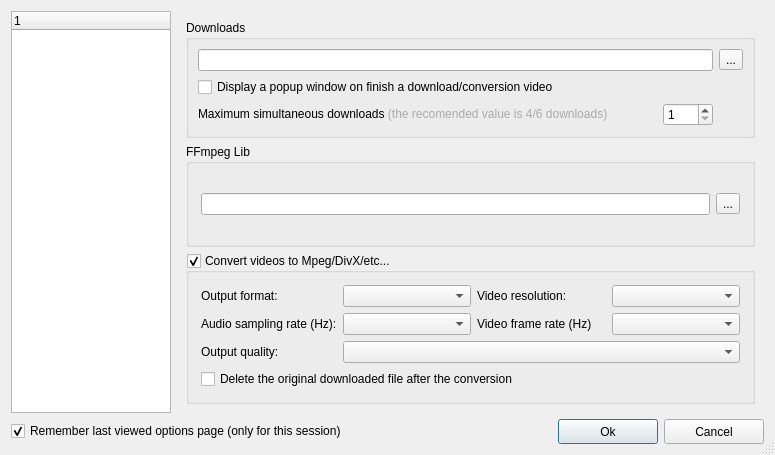
First picture: the form in ui/options.ui, repository ckorn/xvst, before the edit.
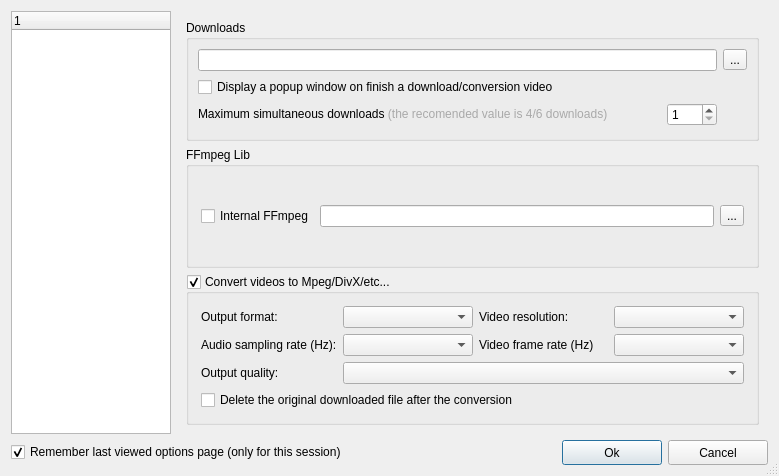
Second picture: the form after the edit. The open tabs and pages were chosen to show the change. Icons and pictures are not drawn.

Diff of the .ui file:
```diff
--- a/ui/options.ui
+++ b/ui/options.ui
@@ -6,8 +6,8 @@
    <rect>
     <x>0</x>
     <y>0</y>
-    <width>775</width>
-    <height>455</height>
+    <width>779</width>
+    <height>476</height>
    </rect>
   </property>
   <property name="windowTitle">
@@ -188,11 +188,24 @@
          <property name="title">
           <string>FFmpeg Lib</string>
          </property>
-         <layout class="QGridLayout">
+         <layout class="QHBoxLayout" name="horizontalLayout">
           <property name="margin">
            <number>12</number>
           </property>
-          <item row="0" column="0">
+          <item>
+           <widget class="QCheckBox" name="chbInternalFFmpeg">
+            <property name="enabled">
+             <bool>true</bool>
+            </property>
+            <property name="text">
+             <string>Internal FFmpeg</string>
+            </property>
+            <property name="tristate">
+             <bool>false</bool>
+            </property>
+           </widget>
+          </item>
+          <item>
            <widget class="QLineEdit" name="edtFFmpegLib">
             <property name="minimumSize">
              <size>
@@ -211,7 +224,7 @@
             </property>
            </widget>
           </item>
-          <item row="0" column="1">
+          <item>
            <widget class="QToolButton" name="spbSelectFFmpegLib">
             <property name="toolTip">
              <string>Select the ffmpeg directory</string>
@@ -244,15 +257,15 @@
          <property name="accessibleDescription">
           <string>Enable/disable the video conversions</string>
          </property>
-         <property name="checked">
-          <bool>false</bool>
-         </property>
          <property name="title">
           <string>Convert videos to Mpeg/DivX/etc...</string>
          </property>
          <property name="checkable">
           <bool>true</bool>
          </property>
+         <property name="checked">
+          <bool>true</bool>
+         </property>
          <layout class="QGridLayout">
           <property name="margin">
            <number>12</number>
```
Left out of the diff: 157 changed lines with no effect on the pictures.
